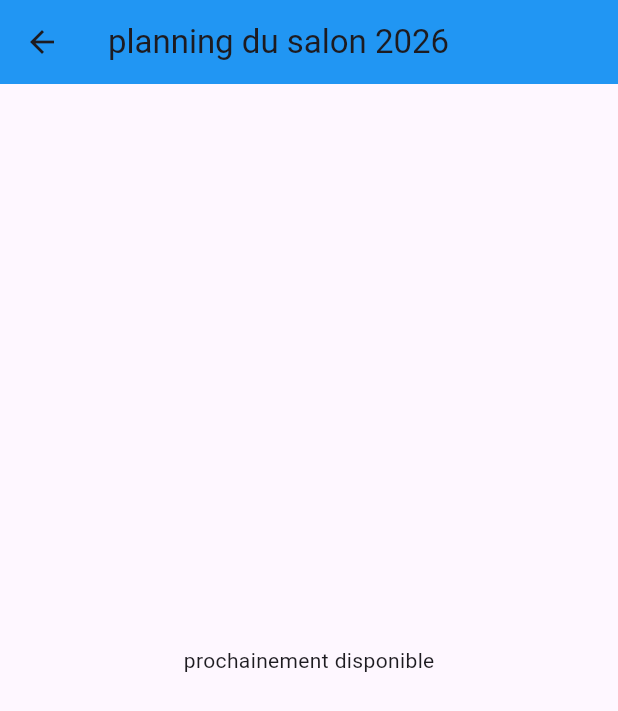
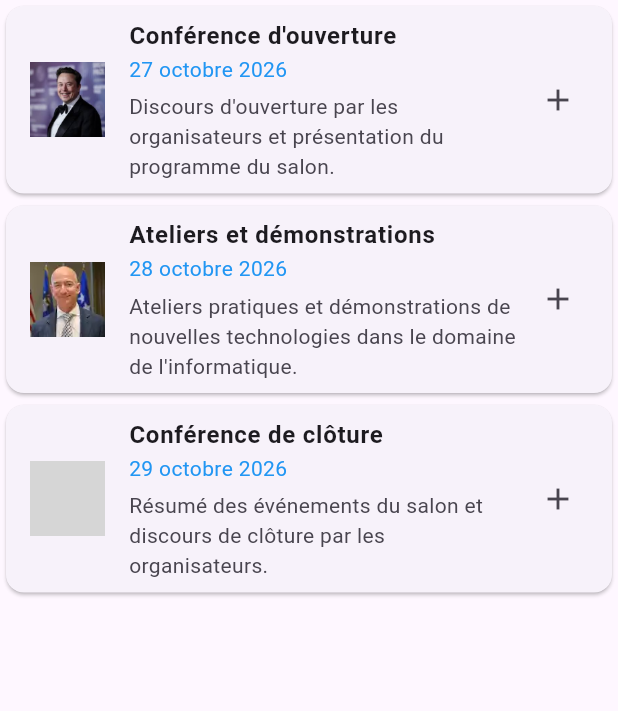
Before and after one commit to BEUTSING/Dev-, a Flutter app: the EventPage widget shown alone on an empty page, opened directly, on a phone screen of 412 x 824 dp. Shown: the top 711 px of the screen. Run offline on Flutter 3.47's test engine with Material 3 defaults, Android fonts, the phone set to English and light mode, and no system bars; grey boxes are pictures that could not be loaded.

Commit message:
feat: Implement event management features with navigation and add event form

```diff
--- a/lib/pages/event_page.dart
+++ b/lib/pages/event_page.dart
@@ -1,16 +1,150 @@
 import 'package:flutter/material.dart';
 
-class EventPage extends StatelessWidget {
+class EventPage extends StatefulWidget {
   const EventPage({super.key});
 
   @override
+  State<EventPage> createState() => _EventPageState();
+}
+
+class _EventPageState extends State<EventPage> {
+  final events = [
+    {
+      "speaker": "John Doe",
+      "avatar": "assets/images/elon.jpeg",
+      "date": "27 octobre 2026",
+      "title": "Conférence d'ouverture",
+      "description":
+          "Discours d'ouverture par les organisateurs et présentation du programme du salon.",
+    },
+    {
+      "speaker": "Jane Smith",
+      "avatar": "assets/images/download.png",
+      "date": "28 octobre 2026",
+      "title": "Ateliers et démonstrations",
+      "description":
+          "Ateliers pratiques et démonstrations de nouvelles technologies dans le domaine de l'informatique.",
+    },
+    {
+      "speaker": "Alice Johnson",
+      "avatar": "assets/images/download.jfif",
+      "date": "29 octobre 2026",
+      "title": "Conférence de clôture",
+      "description":
+          "Résumé des événements du salon et discours de clôture par les organisateurs.",
+    },
+  ];
+  @override
   Widget build(BuildContext context) {
-    return Scaffold(
-      appBar: AppBar(
-        title: Text("planning du salon 2026"),
-        backgroundColor: Colors.blue,
-      ),
-      body: Center(child: Text("prochainement disponible")),
-    );
+    return  Center(
+        child: ListView.builder(
+          itemCount: events.length,
+          itemBuilder: (context, index) {
+            final event = events[index];
+            final avatar = event['avatar'];
+            final date = event['date'];
+            final title = event['title'];
+            final description = event['description'];
+
+            return Card(
+               child: ListTile(
+                leading: Image.asset('$avatar', width: 50, height: 50),
+                trailing: Icon(Icons.add),
+                title: Text(
+                  "$title",
+                  style: TextStyle(fontWeight: FontWeight.bold),
+                ),
+                subtitle: Column(
+                  crossAxisAlignment: CrossAxisAlignment.start,
+                  children: [
+                    Text(
+                      "$date",
+                      style: TextStyle(color: Colors.blue),
+                    ),
+                    SizedBox(height: 5),
+                    Text("$description"),
+                  ],
+                ),
+
+
+              ),
+            );
+          },
+          // children: [
+          //   Card(
+          //     child: ListTile(
+          //       leading: FlutterLogo(size: 50),
+          //       trailing: Icon(Icons.more),
+          //       title: Text("27 octobre 2026"),
+          //       subtitle: Text("Conférence d'ouverture"),
+          //     ),
+          //   ),
+          //   Card(
+          //     child: ListTile(
+          //       leading: Image.asset(
+          //         'assets/images/elon.jpeg',
+          //         width: 50,
+          //         height: 50,
+          //       ),
+          //       trailing: Icon(Icons.more_vert),
+          //       title: Text("27 octobre 2026"),
+          //       subtitle: Text("Conférence d'ouverture"),
+          //     ),
+          //   ),
+          //   Card(
+          //     child: ListTile(
+          //       leading: Image.asset(
+          //         'assets/images/download.png',
+          //         width: 50,
+          //         height: 50,
+          //       ),
+          //       trailing: Icon(Icons.more_vert),
+          //       title: Text("27 octobre 2026"),
+          //       subtitle: Text("Conférence d'ouverture"),
+          //     ),
+          //   ),
+          //   Card(
+          //     child: ListTile(
+          //       leading: Image.asset(
+          //         'assets/images/download.jfif',
+          //         width: 50,
+          //         height: 50,
+          //       ),
+          //       trailing: Icon(Icons.more_vert),
+          //       title: Text("27 octobre 2026"),
+          //       subtitle: Text("Conférence d'ouverture"),
+          //     ),
+          //   ),
+
+          //   ListTile(
+          //     leading: Icon(Icons.event),
+          //     title: Text("28 octobre 2026"),
+          //     subtitle: Text("Ateliers et démonstrations"),
+          //   ),
+          //   ListTile(
+          //     leading: Icon(Icons.event),
+          //     title: Text("29 octobre 2026"),
+          //     subtitle: Text("Conférence de clôture"),
+          //   ),
+          // ],
+        ),
+      )
+      // drawer: Drawer(
+      //   child: ListView(
+      //   children:<Widget> [
+      //     Container(
+      //       color:Colors.amber[600],
+      //       height: 50,
+      //       child: const Center(child: Icon(Icons.add),),
+      //     ),
+      //     Container(
+      //      color:Colors.amber[500],
+      //       height: 50,
+      //       child: const Center(child: Text('Entry B'),),
+      //     )
+      //   ],
+      //   ),
+      // ),
+      ;
   }
 }
```
Also changed, not shown: lib/main.dart (+47 -3 lines), lib/pages/add_eventPage.dart (added, +119 -0 lines), lib/pages/home_page.dart (+6 -12 lines), assets/images/download.png (added), assets/images/elon.jpeg (added), 1 other file.
